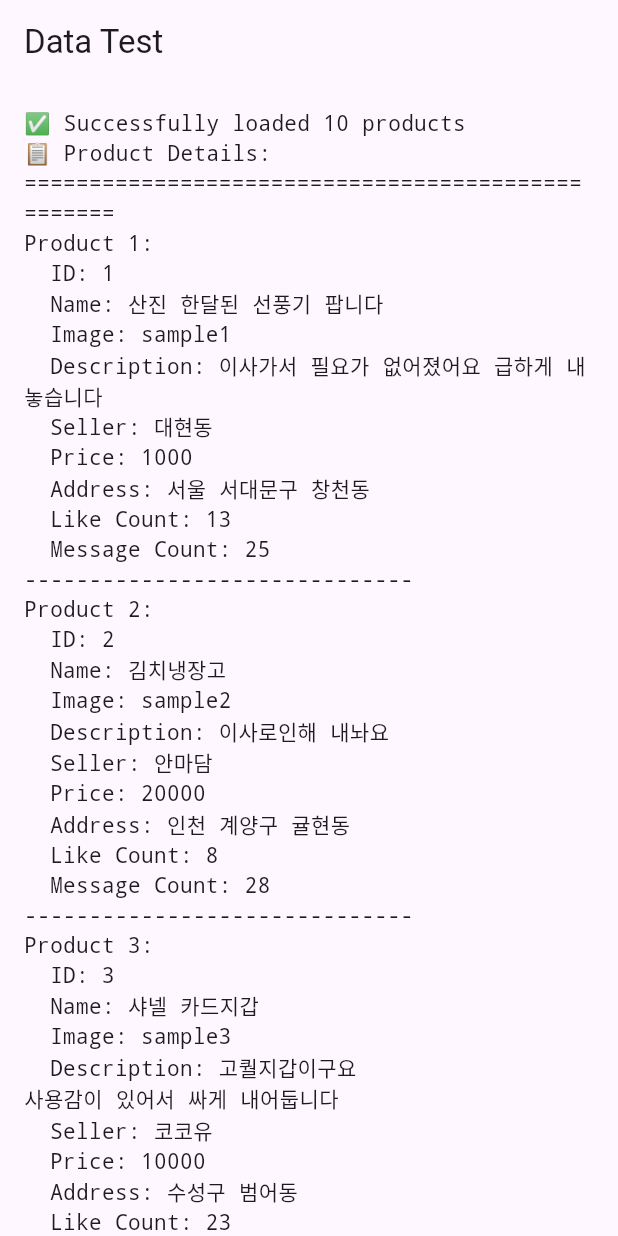
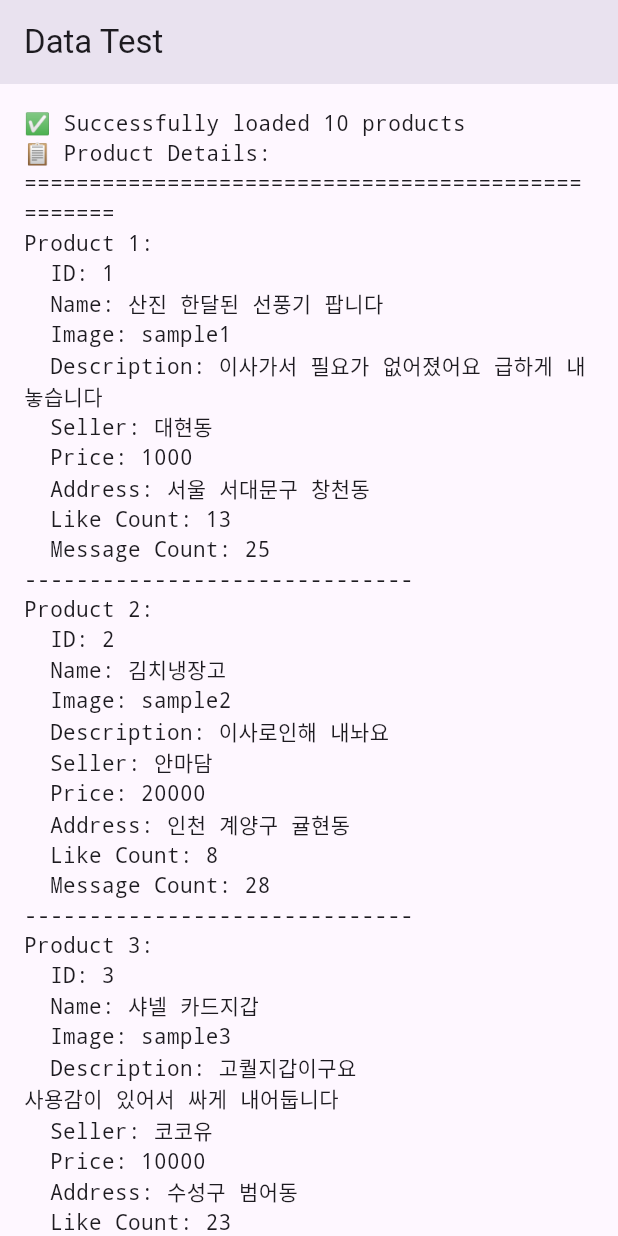
Before and after one commit to daehan-lim/apple-market-app, a Flutter app: the screen it shows after launch, on a phone screen of 412 x 824 dp. Run offline on Flutter 3.47's test engine with Material 3 defaults, Android fonts, the phone set to English and light mode, and no system bars; our stand-ins replace flutter_riverpod.

Commit message:
feat(theme): add AppColors and AppTheme for consistent styling

```diff
--- /dev/null
+++ b/lib/app/constants/app_colors.dart
@@ -0,0 +1,8 @@
+import 'package:flutter/material.dart';
+
+class AppColors {
+  // Primary colors
+  static const primary = Color(0xFFFF9800);
+  static const appBarBg = Color(0xFFE9E2EF);
+
+}
--- /dev/null
+++ b/lib/app/theme.dart
@@ -0,0 +1,32 @@
+import 'package:flutter/material.dart';
+
+import 'constants/app_colors.dart';
+
+class AppTheme {
+  static ThemeData buildTheme({Brightness brightness = Brightness.light}) {
+    return ThemeData(
+      appBarTheme: AppBarTheme(backgroundColor: AppColors.appBarBg),
+
+      elevatedButtonTheme: ElevatedButtonThemeData(
+        style: ElevatedButton.styleFrom(
+          backgroundColor: AppColors.primary,
+          foregroundColor: Colors.white,
+          shape: RoundedRectangleBorder(
+            borderRadius: BorderRadius.circular(10),
+          ),
+          minimumSize: Size.zero,
+          padding: EdgeInsets.zero,
+          textStyle: const TextStyle(
+            color: Colors.white,
+            fontSize: 18,
+            fontWeight: FontWeight.bold,
+          ),
+        ),
+      ),
+    );
+  }
+
+  static bool isDark(BuildContext context) {
+    return Theme.of(context).brightness == Brightness.dark;
+  }
+}
--- a/lib/main.dart
+++ b/lib/main.dart
@@ -1,6 +1,8 @@
 import 'package:flutter/material.dart';
 import 'package:flutter_riverpod/flutter_riverpod.dart';
 
+import 'app/constants/app_constants.dart';
+import 'app/theme.dart';
 import 'debug/test_page.dart';
 
 void main() async {
@@ -13,10 +15,10 @@ class MyApp extends StatelessWidget {
   @override
   Widget build(BuildContext context) {
     return MaterialApp(
-      // title: AppConstants.appTitle,
+      title: AppConstants.appName,
       debugShowCheckedModeBanner: false,
       themeMode: ThemeMode.system,
-      // theme: AppTheme.buildTheme(),
+      theme: AppTheme.buildTheme(),
       home: TestDataPage(),
     );
   }
```
